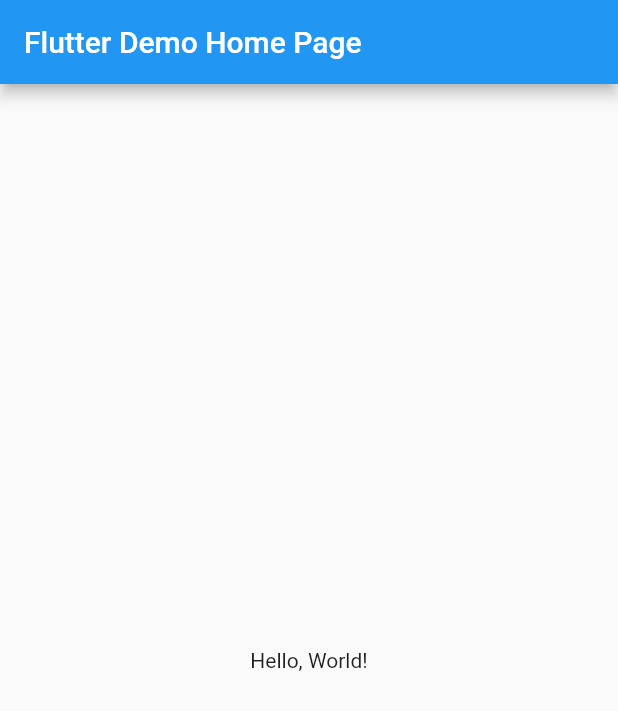
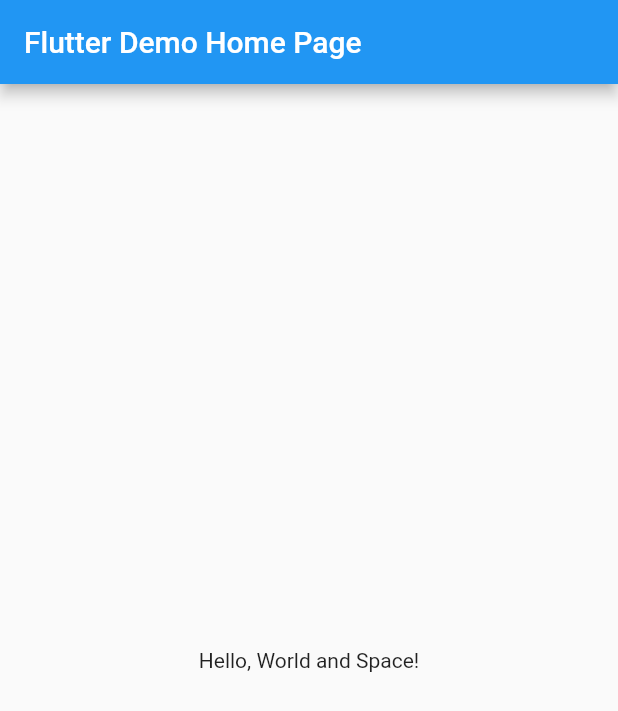
Before and after one commit to mdrobnych/hello_mamamia, a Flutter app: the screen it shows after launch, on a phone screen of 412 x 824 dp. Shown: the top 711 px of the screen. Run offline on Flutter 3.47's test engine with Material 2 defaults, Android fonts, the phone set to English and light mode, and no system bars.

Commit message:
added text

```diff
--- a/lib/main.dart
+++ b/lib/main.dart
@@ -33,7 +33,7 @@ class MyHomePage extends StatelessWidget {
       ),
       body: Center(
         child: Text(
-          'Hello, World!',
+          'Hello, World and Space!',
         ),
       ),
     );
```
